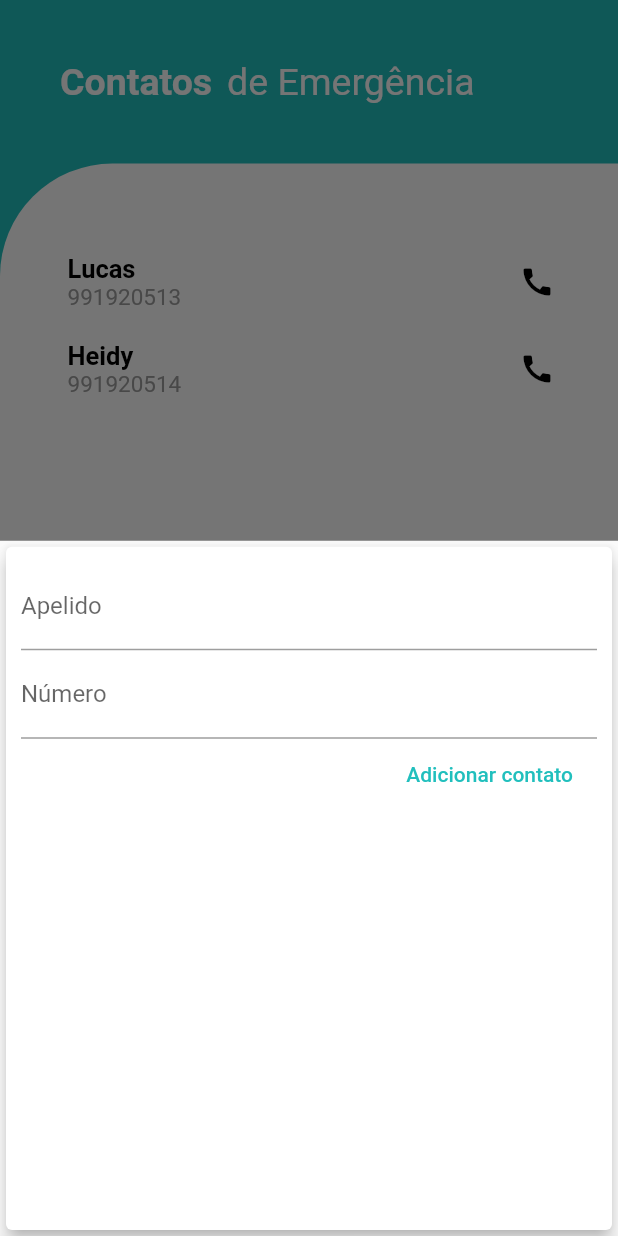
After one commit to juliaalmeida13/APP-MENTAL, a Flutter app: the ContactsScreen screen opened directly, after a tap on "Adicionar novo contato", on a phone screen of 412 x 824 dp. The commit adds this screen. Run offline on Flutter 3.47's test engine with Material 2 defaults, Android fonts, the phone set to English and light mode, and no system bars; our stand-ins replace cloud_firestore, firebase_auth, firebase_core, shared_preferences, simple_animations; missing offline and left inert: flutter_phone_direct_caller; accounts and stored records are empty; Roboto replaces fonts that are missing (Raleway).

Commit message:
add ContactScreen

```diff
--- /dev/null
+++ b/app base/lib/modal/category.dart
@@ -0,0 +1,13 @@
+import 'package:flutter/material.dart';
+
+class Category {
+  final String id;
+  final String title;
+  final Color color;
+
+  const Category({
+    @required this.id,
+    @required this.title,
+    this.color = Colors.orange,
+  });
+}
--- /dev/null
+++ b/app base/lib/modal/contact.dart
@@ -0,0 +1,11 @@
+import 'package:flutter/foundation.dart';
+
+class Contact {
+  final String name;
+  final String number;
+
+  Contact({
+    @required this.name,
+    @required this.number,
+  });
+}
--- /dev/null
+++ b/app base/lib/views/contacts_screen.dart
@@ -0,0 +1,204 @@
+import 'package:flutter/material.dart';
+import 'package:flutter_phone_direct_caller/flutter_phone_direct_caller.dart';
+
+import '../modal/contact.dart';
+import '../widgets/new_contact.dart';
+
+class ContactsScreen extends StatefulWidget {
+  static const routeName = '/contacts-screen';
+
+  @override
+  _ContactsScreenState createState() => _ContactsScreenState();
+}
+
+class _ContactsScreenState extends State<ContactsScreen> {
+  final List<Contact> _userContacts = [
+    Contact(
+      name: 'Lucas',
+      number: '991920513',
+    ),
+    Contact(
+      name: 'Heidy',
+      number: '991920514',
+    ),
+  ];
+
+  void _addNewContact(String ncName, String ncNumber) {
+    final newCt = Contact(
+      name: ncName,
+      number: ncNumber,
+    );
+
+    setState(() {
+      _userContacts.add(newCt);
+    });
+  }
+
+  void _startAddNewContact(BuildContext ctx) {
+    showModalBottomSheet(
+        context: ctx,
+        builder: (_) {
+          return GestureDetector(
+            onTap: () {},
+            child: NewContact(_addNewContact),
+            behavior: HitTestBehavior.opaque,
+          );
+        });
+  }
+
+  @override
+  Widget build(BuildContext context) {
+    return Scaffold(
+      backgroundColor: Color(0xFF21BFBD),
+      body: ListView(
+        children: [
+          Padding(
+            padding: EdgeInsets.only(
+              top: 15.0,
+              left: 10.0,
+            ),
+          ),
+          SizedBox(height: 25.0),
+          Padding(
+            padding: EdgeInsets.only(left: 40.0),
+            child: Row(
+              children: [
+                Text(
+                  'Contatos',
+                  style: TextStyle(
+                    fontFamily: 'Raleway',
+                    color: Colors.white,
+                    fontWeight: FontWeight.bold,
+                    fontSize: 25.0,
+                  ),
+                ),
+                SizedBox(width: 10),
+                Text(
+                  'de Emergência',
+                  style: TextStyle(
+                    fontFamily: 'Raleway',
+                    color: Colors.white,
+                    fontSize: 25.0,
+                  ),
+                ),
+              ],
+            ),
+          ),
+          SizedBox(height: 40.0),
+          Container(
+            height: MediaQuery.of(context).size.height - 185,
+            decoration: BoxDecoration(
+                color: Colors.white,
+                borderRadius: BorderRadius.only(
+                  topLeft: Radius.circular(75.0),
+                )),
+            child: ListView(
+              primary: false,
+              padding: EdgeInsets.only(
+                left: 25.0,
+                right: 20.0,
+              ),
+              children: [
+                Padding(
+                  padding: EdgeInsets.only(top: 45.0),
+                  child: Container(
+                    height: MediaQuery.of(context).size.height - 300.0,
+                    child: Container(
+                      child: ListView.builder(
+                          itemCount: _userContacts.length,
+                          itemBuilder: (ctx, index) {
+                            return _buildContactItem(_userContacts[index].name,
+                                _userContacts[index].number);
+                          }),
+                    ),
+                  ),
+                ),
+                Row(
+                  mainAxisAlignment: MainAxisAlignment.spaceBetween,
+                  children: [
+                    Container(
+                      child: OutlinedButton.icon(
+                        label: Text(
+                          'Adicionar novo contato',
+                          style: TextStyle(
+                            fontFamily: 'Raleway',
+                            color: Color(0xFF21BFBD),
+                            fontSize: 15.0,
+                          ),
+                        ),
+                        onPressed: () => _startAddNewContact(context),
+                        icon: Icon(
+                          Icons.add,
+                          color: Color(0xFF21BFBD),
+                        ),
+                      ),
+                    ),
+                  ],
+                ),
+              ],
+            ),
+          )
+        ],
+      ),
+    );
+  }
+}
+
+Widget _buildContactItem(String name, String number) {
+  return Padding(
+    padding: EdgeInsets.only(
+      left: 10.0,
+      right: 10.0,
+      top: 10.0,
+    ),
+    child: InkWell(
+      onTap: () {},
+      child: Row(
+        mainAxisAlignment: MainAxisAlignment.spaceBetween,
+        children: [
+          Container(
+            child: Row(
+              children: [
+                SizedBox(width: 10.0),
+                Column(
+                  crossAxisAlignment: CrossAxisAlignment.start,
+                  children: [
+                    Text(
+                      name,
+                      style: TextStyle(
+                        fontFamily: 'Raleway',
+                        fontSize: 17.0,
+                        fontWeight: FontWeight.bold,
+                        color: Colors.black,
+                      ),
+                    ),
+                    Text(
+                      number,
+                      style: TextStyle(
+                        fontFamily: 'Raleway',
+                        fontSize: 15.0,
+                        color: Colors.grey,
+                      ),
+                    ),
+                  ],
+                ),
+              ],
+            ),
+          ),
+          IconButton(
+            icon: Icon(Icons.call),
+            color: Colors.black,
+            onPressed: () {
+              _callNumber(number);
+            },
+          ),
+        ],
+      ),
+    ),
+  );
+}
+
+_callNumber(String phoneNumber) async {
+  String number = phoneNumber;
+  await FlutterPhoneDirectCaller.callNumber(number);
+}
--- a/app base/lib/views/home_page.dart
+++ b/app base/lib/views/home_page.dart
@@ -2,6 +2,7 @@ import 'package:chat_app_tutorial/Perfil/perfil.dart';
 import 'package:chat_app_tutorial/views/chatRoomsScreen.dart';
 import 'package:chat_app_tutorial/views/sleep_diary.dart';
 import 'package:flutter/material.dart';
+import '../views/contacts_screen.dart';
 
 class HomePage extends StatefulWidget {
   @override
@@ -10,7 +11,12 @@ class HomePage extends StatefulWidget {
 
 class _HomePageState extends State<HomePage> {
   PageController _pageController = PageController();
-  List<Widget> _screens = [ChatRoom(), SleepPage(), ProfilePage()];
+  List<Widget> _screens = [
+    ChatRoom(),
+    SleepPage(),
+    ProfilePage(),
+    ContactsScreen()
+  ];
 
   int _selectedIndex = 0;
 
@@ -40,6 +46,7 @@ class _HomePageState extends State<HomePage> {
           buildBottomNavigationBarItem(
               Icons.airline_seat_individual_suite_sharp, 1),
           buildBottomNavigationBarItem(Icons.account_circle_rounded, 2),
+          buildBottomNavigationBarItem(Icons.quick_contacts_mail_rounded, 3),
         ],
       ),
     );
--- /dev/null
+++ b/app base/lib/widgets/new_contact.dart
@@ -0,0 +1,67 @@
+import 'package:flutter/material.dart';
+
+class NewContact extends StatefulWidget {
+  final Function addCt;
+
+  NewContact(this.addCt);
+
+  @override
+  _NewContactState createState() => _NewContactState();
+}
+
+class _NewContactState extends State<NewContact> {
+  final nameController = TextEditingController();
+  final numberController = TextEditingController();
+
+  void submitData() {
+    final enteredName = nameController.text;
+    final enteredNumber = numberController.text;
+
+    if (enteredName.isEmpty || enteredNumber.length < 8) {
+      return;
+    }
+
+    widget.addCt(
+      enteredName,
+      enteredNumber,
+    );
+
+    Navigator.of(context).pop();
+  }
+
+  @override
+  Widget build(BuildContext context) {
+    return Card(
+      elevation: 5,
+      child: Container(
+        padding: EdgeInsets.all(10),
+        child: Column(
+          crossAxisAlignment: CrossAxisAlignment.end,
+          children: [
+            TextField(
+              decoration: InputDecoration(labelText: 'Apelido'),
+              controller: nameController,
+              onSubmitted: (_) => submitData(),
+              /*onChanged: (value) {
+                      titleInput = value;
+                    },*/
+            ),
+            TextField(
+              decoration: InputDecoration(labelText: 'Número'),
+              controller: numberController,
+              keyboardType: TextInputType.number,
+              onSubmitted: (_) => submitData(),
+              /*onChanged: (value) => amountInput = value,
+                    },*/
+            ),
+            FlatButton(
+              child: Text('Adicionar contato'),
+              textColor: Color(0xFF21BFBD),
+              onPressed: submitData,
+            ),
+          ],
+        ),
+      ),
+    );
+  }
+}
--- a/app base/pubspec.yaml
+++ b/app base/pubspec.yaml
@@ -29,6 +29,7 @@ dependencies:
   shared_preferences: ^2.0.5
   flutter_svg : ^0.17.4
   simple_animations: ^1.3.3
+  flutter_phone_direct_caller: ^1.0.1
 
 
   # The following adds the Cupertino Icons font to your application.
```
Also changed, not shown: app base/pubspec.lock, mehouh/pubspec.lock.
